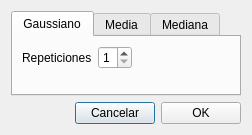
Before: the Qt Designer form src/GUI/FilterSelectionDialog.ui in fblupi/3DCurator, drawn with Qt 5.
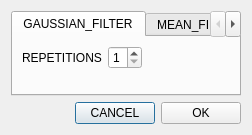
After: the same form once the commit is applied.

Commit message: i18n FilterSelectionDialog.ui closes #79

Diff of the .ui file:
```diff
--- a/src/GUI/FilterSelectionDialog.ui
+++ b/src/GUI/FilterSelectionDialog.ui
@@ -23,7 +23,7 @@
    <item row="1" column="2">
     <widget class="QPushButton" name="cancelButton">
      <property name="text">
-      <string>Cancelar</string>
+      <string>CANCEL</string>
      </property>
     </widget>
    </item>
@@ -54,7 +54,7 @@
      </property>
      <widget class="QWidget" name="gaussianFilter">
       <attribute name="title">
-       <string>Gaussiano</string>
+       <string>GAUSSIAN_FILTER</string>
       </attribute>
       <layout class="QGridLayout" name="gridLayout_2">
        <item row="0" column="3">
@@ -73,7 +73,7 @@
        <item row="0" column="1">
         <widget class="QLabel" name="gaussianRepsLabel">
          <property name="text">
-          <string>Repeticiones</string>
+          <string>REPETITIONS</string>
          </property>
         </widget>
        </item>
@@ -104,7 +104,7 @@
      </widget>
      <widget class="QWidget" name="meanFilter">
       <attribute name="title">
-       <string>Media</string>
+       <string>MEAN_FILTER</string>
       </attribute>
       <layout class="QGridLayout" name="gridLayout_3">
        <item row="0" column="2">
@@ -163,7 +163,7 @@
      </widget>
      <widget class="QWidget" name="medianFilter">
       <attribute name="title">
-       <string>Mediana</string>
+       <string>MEDIAN_FILTER</string>
       </attribute>
       <layout class="QGridLayout" name="gridLayout_4">
        <item row="0" column="0">
```
Left out of the diff: 4 changed lines with no effect on the pictures. The commit also changes 4 other files.
